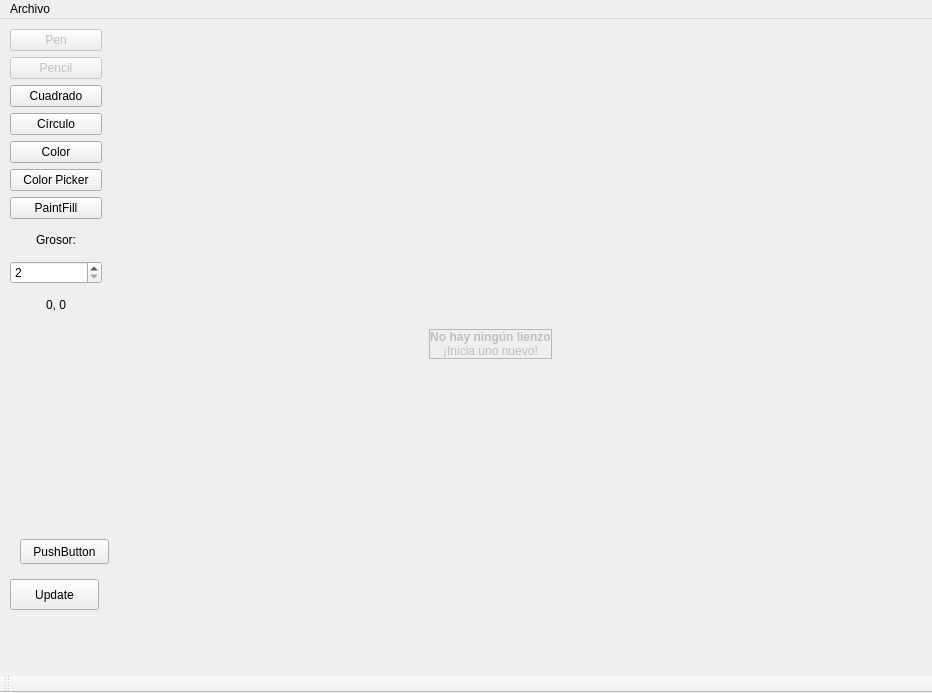
Qt form PaintPlusPlus/mainwindow.ui (Dcastroe10/Proyecto_2_Datos_II) before a commit.
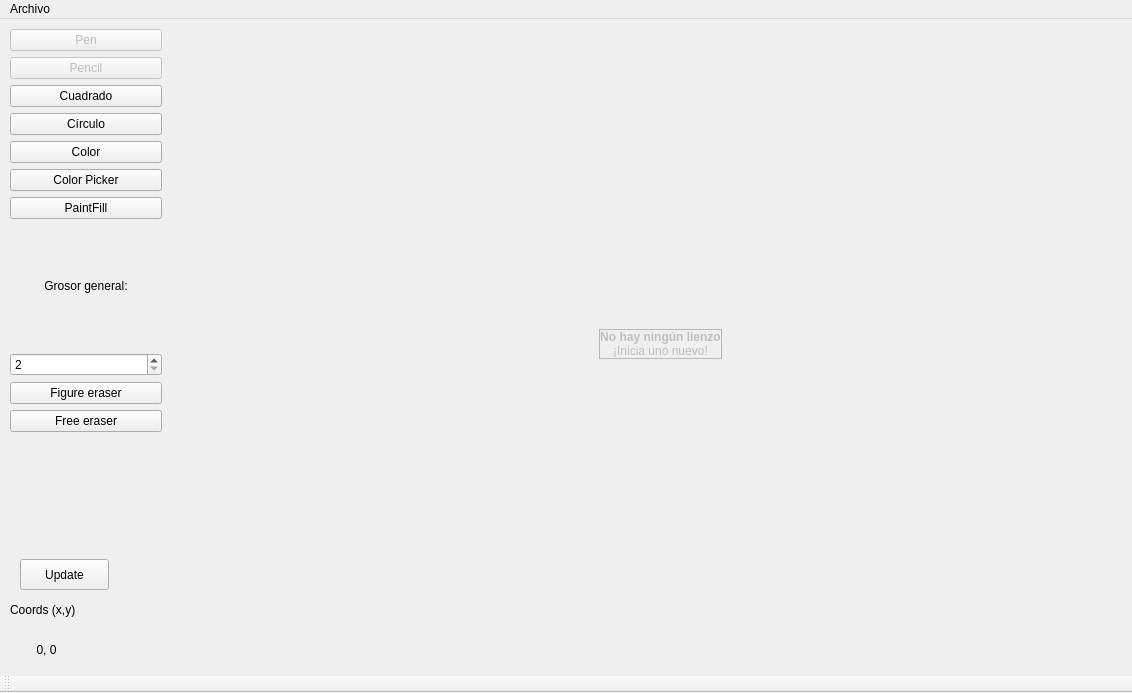
The same form after that commit. Custom widgets are drawn as their Qt base class.

Commit message: First eraser done, quiero dormir

What changed in the file:
```diff
--- a/PaintPlusPlus/mainwindow.ui
+++ b/PaintPlusPlus/mainwindow.ui
@@ -9,7 +9,7 @@
    <rect>
     <x>0</x>
     <y>0</y>
-    <width>932</width>
+    <width>1132</width>
     <height>693</height>
    </rect>
   </property>
@@ -27,7 +27,7 @@
    <widget class="QWidget" name="gridLayoutWidget">
     <property name="geometry">
      <rect>
-      <x>70</x>
+      <x>240</x>
       <y>10</y>
       <width>841</width>
       <height>631</height>
@@ -63,21 +63,11 @@
      <rect>
       <x>10</x>
       <y>10</y>
-      <width>92</width>
-      <height>291</height>
+      <width>152</width>
+      <height>403</height>
      </rect>
     </property>
     <layout class="QGridLayout" name="gridLayout_2">
-     <item row="7" column="1">
-      <widget class="QLabel" name="label">
-       <property name="text">
-        <string>Grosor:</string>
-       </property>
-       <property name="alignment">
-        <set>Qt::AlignCenter</set>
-       </property>
-      </widget>
-     </item>
      <item row="4" column="1">
       <widget class="QPushButton" name="Color_button">
        <property name="text">
@@ -85,6 +75,30 @@
        </property>
       </widget>
      </item>
+     <item row="9" column="1">
+      <widget class="QPushButton" name="figureeraserButton">
+       <property name="text">
+        <string>Figure eraser</string>
+       </property>
+      </widget>
+     </item>
+     <item row="2" column="1">
+      <widget class="QPushButton" name="squareButton">
+       <property name="text">
+        <string>Cuadrado</string>
+       </property>
+      </widget>
+     </item>
+     <item row="0" column="1">
+      <widget class="QPushButton" name="penButton">
+       <property name="enabled">
+        <bool>false</bool>
+       </property>
+       <property name="text">
+        <string>Pen</string>
+       </property>
+      </widget>
+     </item>
      <item row="1" column="1">
       <widget class="QPushButton" name="pencilButton">
        <property name="enabled">
@@ -95,10 +109,20 @@
        </property>
       </widget>
      </item>
-     <item row="5" column="1">
-      <widget class="QPushButton" name="colorPickerButton">
+     <item row="7" column="1">
+      <widget class="QLabel" name="label">
        <property name="text">
-        <string>Color Picker</string>
+        <string>Grosor general:</string>
+       </property>
+       <property name="alignment">
+        <set>Qt::AlignCenter</set>
+       </property>
+      </widget>
+     </item>
+     <item row="3" column="1">
+      <widget class="QPushButton" name="circle_Button">
+       <property name="text">
+        <string>Círculo</string>
        </property>
       </widget>
      </item>
@@ -115,37 +139,17 @@
        </property>
       </widget>
      </item>
-     <item row="0" column="1">
-      <widget class="QPushButton" name="penButton">
-       <property name="enabled">
-        <bool>false</bool>
-       </property>
+     <item row="5" column="1">
+      <widget class="QPushButton" name="colorPickerButton">
        <property name="text">
-        <string>Pen</string>
-       </property>
-      </widget>
-     </item>
-     <item row="2" column="1">
-      <widget class="QPushButton" name="squareButton">
-       <property name="text">
-        <string>Cuadrado</string>
-       </property>
-      </widget>
-     </item>
-     <item row="3" column="1">
-      <widget class="QPushButton" name="circle_Button">
-       <property name="text">
-        <string>Círculo</string>
+        <string>Color Picker</string>
        </property>
       </widget>
      </item>
      <item row="10" column="1">
-      <widget class="QLabel" name="mouseLocationLabel">
+      <widget class="QPushButton" name="eraserButton">
        <property name="text">
-        <string>0, 0</string>
-       </property>
-       <property name="alignment">
-        <set>Qt::AlignCenter</set>
+        <string>Free eraser</string>
        </property>
       </widget>
      </item>
@@ -158,24 +162,11 @@
      </item>
     </layout>
    </widget>
-   <widget class="QPushButton" name="pushButton">
-    <property name="geometry">
-     <rect>
-      <x>20</x>
-      <y>520</y>
-      <width>89</width>
-      <height>25</height>
-     </rect>
-    </property>
-    <property name="text">
-     <string>PushButton</string>
-    </property>
-   </widget>
    <widget class="QPushButton" name="pushButton_3">
     <property name="geometry">
      <rect>
-      <x>10</x>
-      <y>560</y>
+      <x>20</x>
+      <y>540</y>
       <width>89</width>
       <height>31</height>
      </rect>
@@ -184,14 +175,43 @@
      <string>Update</string>
     </property>
    </widget>
+   <widget class="QLabel" name="mouseLocationLabel">
+    <property name="geometry">
+     <rect>
+      <x>0</x>
+      <y>620</y>
+      <width>93</width>
+      <height>22</height>
+     </rect>
+    </property>
+    <property name="text">
+     <string>0, 0</string>
+    </property>
+    <property name="alignment">
+     <set>Qt::AlignCenter</set>
+    </property>
+   </widget>
+   <widget class="QLabel" name="label_2">
+    <property name="geometry">
+     <rect>
+      <x>10</x>
+      <y>580</y>
+      <width>91</width>
+      <height>22</height>
+     </rect>
+    </property>
+    <property name="text">
+     <string>Coords (x,y)</string>
+    </property>
+   </widget>
   </widget>
   <widget class="QMenuBar" name="menubar">
    <property name="geometry">
     <rect>
      <x>0</x>
      <y>0</y>
-     <width>932</width>
-     <height>22</height>
+     <width>1132</width>
+     <height>27</height>
     </rect>
    </property>
    <widget class="QMenu" name="menuArchivo">
```
The commit also changes 20 other files.
